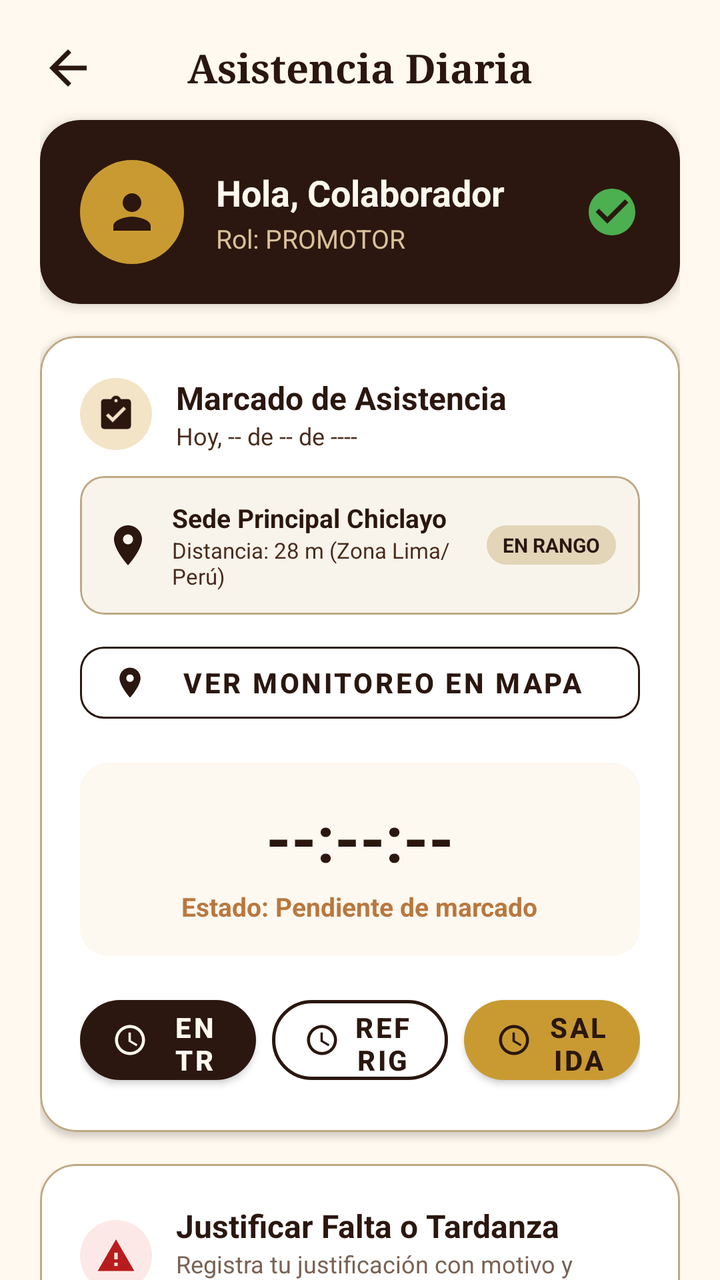
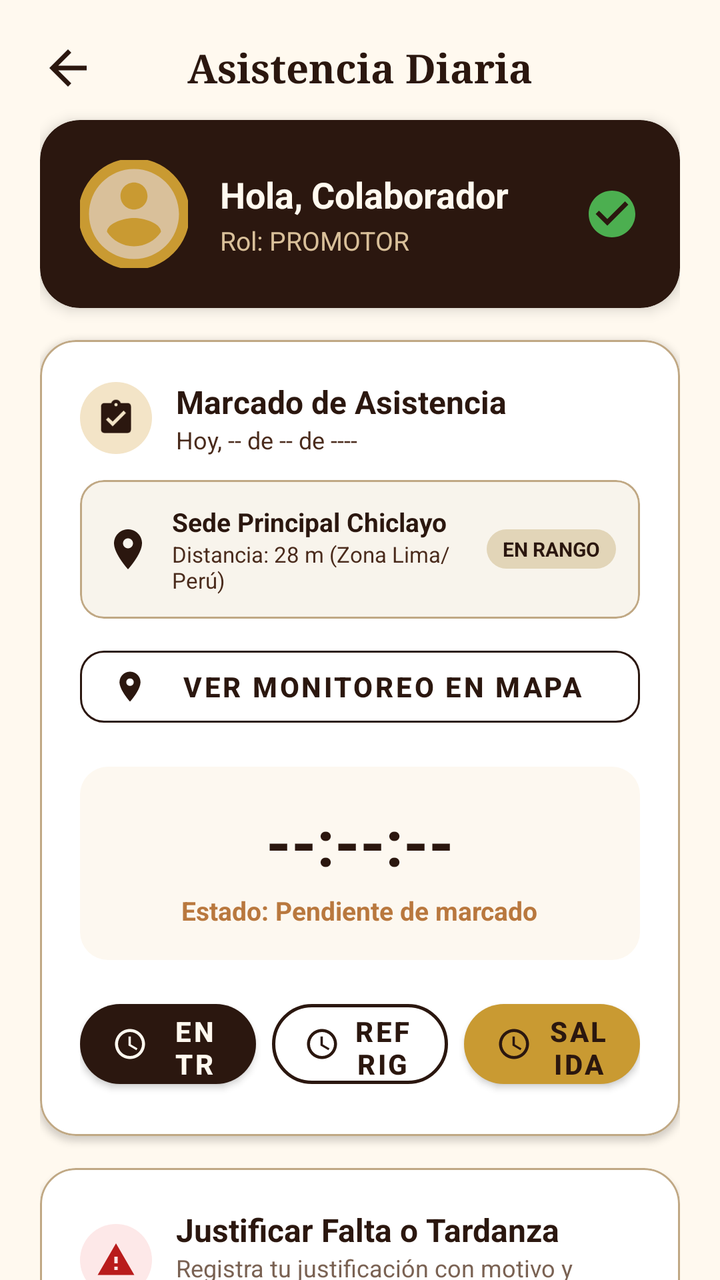

Compare the two renders of this Android layout. The source of the first and the diff that turns it into the second are given below.
<!-- AndroidManifest.xml: application theme Theme.PiccoliField -->
<!-- res/layout/fragment_asistencias.xml -->
<?xml version="1.0" encoding="utf-8"?>
<androidx.core.widget.NestedScrollView xmlns:android="http://schemas.android.com/apk/res/android"
    xmlns:app="http://schemas.android.com/apk/res-auto"
    xmlns:tools="http://schemas.android.com/tools"
    android:layout_width="match_parent"
    android:layout_height="match_parent"
    android:background="@color/marfil_suave"
    android:fillViewport="true"
    tools:context=".ui.asistencias.AsistenciasFragment">

    <LinearLayout
        android:layout_width="match_parent"
        android:layout_height="wrap_content"
        android:orientation="vertical"
        android:padding="20dp">

        
        <RelativeLayout
            android:id="@+id/toolbarHeader"
            android:layout_width="match_parent"
            android:layout_height="wrap_content"
            android:layout_marginBottom="12dp">

            <ImageView
                android:id="@+id/btnBack"
                android:layout_width="28dp"
                android:layout_height="28dp"
                android:layout_alignParentStart="true"
                android:layout_centerVertical="true"
                android:background="?attr/selectableItemBackgroundBorderless"
                android:clickable="true"
                android:contentDescription="@string/cd_back"
                android:focusable="true"
                android:src="@drawable/ic_back_arrow"
                app:tint="@color/cafe_profundo" />

            <TextView
                android:id="@+id/tvToolbarTitle"
                android:layout_width="wrap_content"
                android:layout_height="wrap_content"
                android:layout_centerInParent="true"
                android:fontFamily="serif"
                android:text="Asistencia Diaria"
                android:textColor="@color/cafe_profundo"
                android:textSize="20sp"
                android:textStyle="bold" />
        </RelativeLayout>

        
        <com.google.android.material.card.MaterialCardView
            android:layout_width="match_parent"
            android:layout_height="wrap_content"
            app:cardBackgroundColor="@color/cafe_profundo"
            app:cardCornerRadius="20dp"
            app:cardElevation="4dp"
            app:strokeWidth="0dp">

            <LinearLayout
                android:layout_width="match_parent"
                android:layout_height="wrap_content"
                android:gravity="center_vertical"
                android:orientation="horizontal"
                android:padding="20dp">

                <ImageView
                    android:layout_width="52dp"
                    android:layout_height="52dp"
                    android:background="@drawable/bg_stat_icon_circle"
                    android:backgroundTint="@color/dorado_premium"
                    android:padding="12dp"
                    android:src="@drawable/ic_person"
                    app:tint="@color/cafe_profundo"
                    tools:ignore="ContentDescription" />

                <LinearLayout
                    android:layout_width="0dp"
                    android:layout_height="wrap_content"
                    android:layout_marginStart="16dp"
                    android:layout_weight="1"
                    android:orientation="vertical">

                    <TextView
                        android:id="@+id/tvNombreColaborador"
                        android:layout_width="wrap_content"
                        android:layout_height="wrap_content"
                        android:text="Hola, Colaborador"
                        android:textColor="@color/marfil_suave"
                        android:textSize="18sp"
                        android:textStyle="bold" />

                    <TextView
                        android:id="@+id/tvRolColaborador"
                        android:layout_width="wrap_content"
                        android:layout_height="wrap_content"
                        android:layout_marginTop="2dp"
                        android:text="Rol: PROMOTOR"
                        android:textColor="@color/beige_licor"
                        android:textSize="13sp" />
                </LinearLayout>

                <ImageView
                    android:layout_width="28dp"
                    android:layout_height="28dp"
                    android:src="@drawable/ic_check_circle_green"
                    tools:ignore="ContentDescription" />
            </LinearLayout>
        </com.google.android.material.card.MaterialCardView>


        
        <com.google.android.material.card.MaterialCardView
            android:layout_width="match_parent"
            android:layout_height="wrap_content"
            android:layout_marginTop="16dp"
            app:cardBackgroundColor="@color/white"
            app:cardCornerRadius="18dp"
            app:cardElevation="2dp"
            app:strokeColor="@color/stroke_color"
            app:strokeWidth="1dp">

            <LinearLayout
                android:layout_width="match_parent"
                android:layout_height="wrap_content"
                android:orientation="vertical"
                android:padding="20dp">

                <LinearLayout
                    android:layout_width="match_parent"
                    android:layout_height="wrap_content"
                    android:gravity="center_vertical"
                    android:orientation="horizontal">

                    <ImageView
                        android:layout_width="36dp"
                        android:layout_height="36dp"
                        android:background="@drawable/bg_stat_icon_circle"
                        android:backgroundTint="#F3E4C7"
                        android:padding="8dp"
                        android:src="@drawable/ic_asistencias"
                        app:tint="@color/cafe_profundo"
                        tools:ignore="ContentDescription" />

                    <LinearLayout
                        android:layout_width="0dp"
                        android:layout_height="wrap_content"
                        android:layout_marginStart="12dp"
                        android:layout_weight="1"
                        android:orientation="vertical">

                        <TextView
                            android:layout_width="wrap_content"
                            android:layout_height="wrap_content"
                            android:text="Marcado de Asistencia"
                            android:textColor="@color/cafe_profundo"
                            android:textSize="16sp"
                            android:textStyle="bold" />

                        <TextView
                            android:id="@+id/tvFechaHoy"
                            android:layout_width="wrap_content"
                            android:layout_height="wrap_content"
                            android:text="Hoy, -- de -- de ----"
                            android:textColor="@color/chocolate"
                            android:textSize="12sp" />
                    </LinearLayout>
                </LinearLayout>

                
                <com.google.android.material.card.MaterialCardView
                    android:id="@+id/cardGeofenceInfo"
                    android:layout_width="match_parent"
                    android:layout_height="wrap_content"
                    android:layout_marginTop="12dp"
                    android:clickable="true"
                    android:focusable="true"
                    android:foreground="?android:attr/selectableItemBackground"
                    app:cardBackgroundColor="#F8F4EC"
                    app:cardCornerRadius="12dp"
                    app:cardElevation="0dp"
                    app:strokeColor="@color/stroke_color"
                    app:strokeWidth="1dp">

                    <LinearLayout
                        android:layout_width="match_parent"
                        android:layout_height="wrap_content"
                        android:gravity="center_vertical"
                        android:orientation="horizontal"
                        android:padding="12dp">

                        <ImageView
                            android:layout_width="24dp"
                            android:layout_height="24dp"
                            android:src="@drawable/ic_location_pin"
                            app:tint="@color/cafe_profundo"
                            tools:ignore="ContentDescription" />

                        <LinearLayout
                            android:layout_width="0dp"
                            android:layout_height="wrap_content"
                            android:layout_marginStart="10dp"
                            android:layout_weight="1"
                            android:orientation="vertical">

                            <TextView
                                android:layout_width="wrap_content"
                                android:layout_height="wrap_content"
                                android:text="Sede Principal Chiclayo"
                                android:textColor="@color/cafe_profundo"
                                android:textSize="13sp"
                                android:textStyle="bold" />

                            <TextView
                                android:id="@+id/tvDistanciaSede"
                                android:layout_width="wrap_content"
                                android:layout_height="wrap_content"
                                android:text="Distancia: 28 m (Zona Lima/Perú)"
                                android:textColor="@color/chocolate"
                                android:textSize="11sp" />
                        </LinearLayout>

                        <TextView
                            android:id="@+id/tvGeofenceBadge"
                            android:layout_width="wrap_content"
                            android:layout_height="wrap_content"
                            android:background="@drawable/bg_badge_on_time"
                            android:paddingHorizontal="8dp"
                            android:paddingVertical="3dp"
                            android:text="EN RANGO"
                            android:textColor="@color/status_on_time_text"
                            android:textSize="10sp"
                            android:textStyle="bold" />
                    </LinearLayout>
                </com.google.android.material.card.MaterialCardView>

                
                <com.google.android.material.button.MaterialButton
                    android:id="@+id/btnVerMapaMonitoreo"
                    style="@style/Widget.Piccoli.Button.Outlined"
                    android:layout_width="match_parent"
                    android:layout_height="48dp"
                    android:layout_marginTop="10dp"
                    android:text="Ver Monitoreo en Mapa"
                    android:textColor="@color/cafe_profundo"
                    app:cornerRadius="12dp"
                    app:icon="@drawable/ic_location_pin"
                    app:iconTint="@color/cafe_profundo"
                    app:strokeColor="@color/cafe_profundo"
                    app:strokeWidth="1dp" />

                
                <LinearLayout
                    android:layout_width="match_parent"
                    android:layout_height="wrap_content"
                    android:layout_marginTop="16dp"
                    android:background="@drawable/bg_badge_permission"
                    android:backgroundTint="#FDF8F0"
                    android:gravity="center"
                    android:orientation="vertical"
                    android:padding="16dp">

                    <TextView
                        android:id="@+id/tvHoraReloj"
                        android:layout_width="wrap_content"
                        android:layout_height="wrap_content"
                        android:text="--:--:--"
                        android:textColor="@color/cafe_profundo"
                        android:textSize="32sp"
                        android:textStyle="bold" />

                    <TextView
                        android:id="@+id/tvEstadoHoy"
                        android:layout_width="wrap_content"
                        android:layout_height="wrap_content"
                        android:layout_marginTop="4dp"
                        android:text="Estado: Pendiente de marcado"
                        android:textColor="@color/caramelo"
                        android:textSize="13sp"
                        android:textStyle="bold" />
                </LinearLayout>

                
                <LinearLayout
                    android:layout_width="match_parent"
                    android:layout_height="wrap_content"
                    android:layout_marginTop="16dp"
                    android:orientation="horizontal">

                    <com.google.android.material.button.MaterialButton
                        android:id="@+id/btnMarcarEntrada"
                        style="@style/Widget.Piccoli.Button.Primary"
                        android:layout_width="0dp"
                        android:layout_height="52dp"
                        android:layout_marginEnd="4dp"
                        android:layout_weight="1"
                        android:text="Entrada"
                        app:icon="@drawable/ic_clock"
                        app:iconTint="@color/marfil_suave" />

                    <com.google.android.material.button.MaterialButton
                        android:id="@+id/btnMarcarRefrigerio"
                        style="@style/Widget.Piccoli.Button.Outlined"
                        android:layout_width="0dp"
                        android:layout_height="52dp"
                        android:layout_marginHorizontal="4dp"
                        android:layout_weight="1"
                        android:text="Refrigerio"
                        app:icon="@drawable/ic_clock"
                        app:iconTint="@color/cafe_profundo" />

                    <com.google.android.material.button.MaterialButton
                        android:id="@+id/btnMarcarSalida"
                        style="@style/Widget.Piccoli.Button.Accent"
                        android:layout_width="0dp"
                        android:layout_height="52dp"
                        android:layout_marginStart="4dp"
                        android:layout_weight="1"
                        android:text="Salida"
                        app:icon="@drawable/ic_clock"
                        app:iconTint="@color/cafe_profundo" />
                </LinearLayout>
            </LinearLayout>
        </com.google.android.material.card.MaterialCardView>


        
        <com.google.android.material.card.MaterialCardView
            android:layout_width="match_parent"
            android:layout_height="wrap_content"
            android:layout_marginTop="16dp"
            app:cardBackgroundColor="@color/white"
            app:cardCornerRadius="18dp"
            app:cardElevation="2dp"
            app:strokeColor="@color/stroke_color"
            app:strokeWidth="1dp">

            <LinearLayout
                android:layout_width="match_parent"
                android:layout_height="wrap_content"
                android:orientation="vertical"
                android:padding="20dp">

                <LinearLayout
                    android:layout_width="match_parent"
                    android:layout_height="wrap_content"
                    android:gravity="center_vertical"
                    android:orientation="horizontal">

                    <ImageView
                        android:layout_width="36dp"
                        android:layout_height="36dp"
                        android:background="@drawable/bg_stat_icon_circle"
                        android:backgroundTint="#FDE8E8"
                        android:padding="8dp"
                        android:src="@drawable/ic_warning_alert"
                        app:tint="#B91C1C"
                        tools:ignore="ContentDescription" />

                    <LinearLayout
                        android:layout_width="0dp"
                        android:layout_height="wrap_content"
                        android:layout_marginStart="12dp"
                        android:layout_weight="1"
                        android:orientation="vertical">

                        <TextView
                            android:layout_width="wrap_content"
                            android:layout_height="wrap_content"
                            android:text="Justificar Falta o Tardanza"
                            android:textColor="@color/cafe_profundo"
                            android:textSize="16sp"
                            android:textStyle="bold" />

                        <TextView
                            android:layout_width="wrap_content"
                            android:layout_height="wrap_content"
                            android:text="Registra tu justificación con motivo y comprobante."
                            android:textColor="@color/color_text_muted"
                            android:textSize="12sp" />
                    </LinearLayout>
                </LinearLayout>

                
                <com.google.android.material.button.MaterialButton
                    android:id="@+id/btnAbrirJustificacionBS"
                    style="@style/Widget.Piccoli.Button.Primary"
                    android:layout_width="match_parent"
                    android:layout_height="50dp"
                    android:layout_marginTop="16dp"
                    android:text="Registrar Justificación"
                    app:cornerRadius="12dp"
                    app:icon="@drawable/ic_warning_alert"
                    app:iconTint="@color/marfil_suave" />

            </LinearLayout>
        </com.google.android.material.card.MaterialCardView>


        
        <com.google.android.material.card.MaterialCardView
            android:id="@+id/cardEstadoJustificacion"
            android:layout_width="match_parent"
            android:layout_height="wrap_content"
            android:layout_marginTop="16dp"
            android:layout_marginBottom="24dp"
            android:visibility="gone"
            app:cardBackgroundColor="#FFF8E7"
            app:cardCornerRadius="16dp"
            app:cardElevation="1dp"
            app:strokeColor="@color/dorado_premium"
            app:strokeWidth="1dp"
            tools:visibility="visible">

            <LinearLayout
                android:layout_width="match_parent"
                android:layout_height="wrap_content"
                android:orientation="vertical"
                android:padding="16dp">

                <TextView
                    android:layout_width="wrap_content"
                    android:layout_height="wrap_content"
                    android:text="Última Justificación Enviada"
                    android:textColor="@color/cafe_profundo"
                    android:textSize="14sp"
                    android:textStyle="bold" />

                <TextView
                    android:id="@+id/tvMotivoResumen"
                    android:layout_width="wrap_content"
                    android:layout_height="wrap_content"
                    android:layout_marginTop="4dp"
                    android:text="Motivo: Salud / Cita Médica"
                    android:textColor="@color/chocolate"
                    android:textSize="13sp" />

                <TextView
                    android:id="@+id/tvDetalleResumen"
                    android:layout_width="wrap_content"
                    android:layout_height="wrap_content"
                    android:layout_marginTop="2dp"
                    android:text="Detalle: Se adjuntará el descanso médico correspondiente."
                    android:textColor="@color/color_text_muted"
                    android:textSize="12sp" />

                <TextView
                    android:id="@+id/tvEstadoJustificacionBadge"
                    android:layout_width="wrap_content"
                    android:layout_height="wrap_content"
                    android:layout_marginTop="8dp"
                    android:background="@drawable/bg_badge_permission"
                    android:paddingHorizontal="10dp"
                    android:paddingVertical="4dp"
                    android:text="ENVIADA - PENDIENTE DE REVISIÓN"
                    android:textColor="@color/status_permission_text"
                    android:textSize="11sp"
                    android:textStyle="bold" />
            </LinearLayout>
        </com.google.android.material.card.MaterialCardView>

    </LinearLayout>
</androidx.core.widget.NestedScrollView>
<!-- resources referenced by this layout -->
<resources>
  <color name="beige_licor">#D9C09A</color>
  <color name="cafe_profundo">#2B170F</color>
  <color name="caramelo">#B9783E</color>
  <color name="chocolate">#4A2B1C</color>
  <color name="color_text_muted">#7A6253</color>
  <color name="dorado_premium">#C99A32</color>
  <color name="marfil_suave">#FFF9EF</color>
  <color name="status_on_time_text">#2B170F</color>
  <color name="status_permission_text">#FFF9EF</color>
  <color name="stroke_color">#C0A884</color>
  <color name="white">#FFFFFFFF</color>
  <!-- drawable bg_badge_on_time (drawable) -->
  <?xml version="1.0" encoding="utf-8"?>
  <shape xmlns:android="http://schemas.android.com/apk/res/android"
      android:shape="rectangle">
      <solid android:color="@color/status_on_time_bg" />
      <corners android:radius="14dp" />
  </shape>
  <!-- drawable bg_badge_permission (drawable) -->
  <?xml version="1.0" encoding="utf-8"?>
  <shape xmlns:android="http://schemas.android.com/apk/res/android"
      android:shape="rectangle">
      <solid android:color="@color/status_permission_bg" />
      <corners android:radius="14dp" />
  </shape>
  <!-- drawable bg_stat_icon_circle (drawable) -->
  <?xml version="1.0" encoding="utf-8"?>
  <shape xmlns:android="http://schemas.android.com/apk/res/android"
      android:shape="oval">
      <solid android:color="#F3E4C7" />
  </shape>
  <!-- drawable ic_back_arrow (drawable) -->
  <vector xmlns:android="http://schemas.android.com/apk/res/android"
      android:width="24dp"
      android:height="24dp"
      android:viewportWidth="24"
      android:viewportHeight="24">
    <path
        android:fillColor="#2B170F"
        android:pathData="M20,11H7.83l5.59,-5.59L12,4l-8,8 8,8 1.41,-1.41L7.83,13H20v-2z"/>
  </vector>
  <!-- drawable ic_person (drawable) -->
  <?xml version="1.0" encoding="utf-8"?>
  <vector xmlns:android="http://schemas.android.com/apk/res/android"
      android:width="24dp"
      android:height="24dp"
      android:viewportWidth="24"
      android:viewportHeight="24">
      <path
          android:fillColor="#4A2B1C"
          android:pathData="M12,12c2.21,0 4,-1.79 4,-4s-1.79,-4 -4,-4 -4,1.79 -4,4 1.79,4 4,4zM12,14c-2.67,0 -8,1.34 -8,4v2h16v-2c0,-2.66 -5.33,-4 -8,-4z"/>
  </vector>
  <!-- drawable ic_warning_alert (drawable) -->
  <vector xmlns:android="http://schemas.android.com/apk/res/android"
      android:width="24dp"
      android:height="24dp"
      android:viewportWidth="24"
      android:viewportHeight="24">
    <path
        android:fillColor="#B9783E"
        android:pathData="M1,21h22L12,2 1,21zm12,-3h-2v-2h2v2zm0,-4h-2v-4h2v4z"/>
  </vector>
  <string name="cd_back">Volver</string>
  <style name="Widget.Piccoli.Button.Accent" parent="Widget.MaterialComponents.Button">
          <item name="backgroundTint">@color/dorado_premium</item>
          <item name="android:textColor">@color/cafe_profundo</item>
          <item name="cornerRadius">24dp</item>
          <item name="android:textSize">@dimen/text_size_body</item>
          <item name="android:textStyle">bold</item>
      </style>
  <style name="Widget.Piccoli.Button.Primary" parent="Widget.MaterialComponents.Button">
          <item name="backgroundTint">@color/cafe_profundo</item>
          <item name="android:textColor">@color/marfil_suave</item>
          <item name="cornerRadius">24dp</item>
          <item name="android:textSize">@dimen/text_size_body</item>
          <item name="android:textStyle">bold</item>
      </style>
  <style name="Theme.PiccoliField" parent="Base.Theme.PiccoliField" />
  <color name="status_on_time_bg">#E2D5B8</color>
  <color name="status_permission_bg">#8C7A6B</color>
  <dimen name="text_size_body">14sp</dimen>
  <style name="Base.Theme.PiccoliField" parent="Theme.Material3.DayNight.NoActionBar">
          
          
      </style>
  <!-- unchanged entries left out for length: 5 -->
</resources>

<!-- the commit's change to res/layout/fragment_asistencias.xml (unified diff, before → after) -->
@@ -62,14 +62,17 @@
                 android:orientation="horizontal"
                 android:padding="20dp">
 
-                <ImageView
-                    android:layout_width="52dp"
-                    android:layout_height="52dp"
+                <com.google.android.material.imageview.ShapeableImageView
+                    android:id="@+id/ivFotoColaboradorHeader"
+                    android:layout_width="54dp"
+                    android:layout_height="54dp"
                     android:background="@drawable/bg_stat_icon_circle"
                     android:backgroundTint="@color/dorado_premium"
-                    android:padding="12dp"
-                    android:src="@drawable/ic_person"
-                    app:tint="@color/cafe_profundo"
+                    android:scaleType="centerCrop"
+                    app:shapeAppearanceOverlay="@style/ShapeAppearanceOverlay.App.CornerSize50Percent"
+                    app:srcCompat="@drawable/ic_avatar_placeholder"
+                    app:strokeColor="@color/dorado_premium"
+                    app:strokeWidth="1.5dp"
                     tools:ignore="ContentDescription" />
 
                 <LinearLayout
<!-- resource entries referenced after the edit -->
@@ -31,6 +31,16 @@
       android:shape="oval">
       <solid android:color="#F3E4C7" />
   </shape>
+  <!-- drawable ic_avatar_placeholder (drawable) -->
+  <vector xmlns:android="http://schemas.android.com/apk/res/android"
+      android:width="48dp"
+      android:height="48dp"
+      android:viewportWidth="24"
+      android:viewportHeight="24">
+    <path
+        android:fillColor="#D9C09A"
+        android:pathData="M12,2C6.48,2 2,6.48 2,12s4.48,10 10,10 10,-4.48 10,-10S17.52,2 12,2zm0,3c1.66,0 3,1.34 3,3s-1.34,3 -3,3 -3,-1.34 -3,-3 1.34,-3 3,-3zm0,14.2c-2.5,0 -4.71,-1.28 -6,-3.22 0.03,-1.99 4,-3.08 6,-3.08 1.99,0 5.97,1.09 6,3.08 -1.29,1.94 -3.5,3.22 -6,3.22z"/>
+  </vector>
   <!-- drawable ic_back_arrow (drawable) -->
   <vector xmlns:android="http://schemas.android.com/apk/res/android"
       android:width="24dp"
@@ -40,17 +50,6 @@
     <path
         android:fillColor="#2B170F"
         android:pathData="M20,11H7.83l5.59,-5.59L12,4l-8,8 8,8 1.41,-1.41L7.83,13H20v-2z"/>
-  </vector>
-  <!-- drawable ic_person (drawable) -->
-  <?xml version="1.0" encoding="utf-8"?>
-  <vector xmlns:android="http://schemas.android.com/apk/res/android"
-      android:width="24dp"
-      android:height="24dp"
-      android:viewportWidth="24"
-      android:viewportHeight="24">
-      <path
-          android:fillColor="#4A2B1C"
-          android:pathData="M12,12c2.21,0 4,-1.79 4,-4s-1.79,-4 -4,-4 -4,1.79 -4,4 1.79,4 4,4zM12,14c-2.67,0 -8,1.34 -8,4v2h16v-2c0,-2.66 -5.33,-4 -8,-4z"/>
   </vector>
   <!-- drawable ic_warning_alert (drawable) -->
   <vector xmlns:android="http://schemas.android.com/apk/res/android"
@@ -63,6 +62,9 @@
         android:pathData="M1,21h22L12,2 1,21zm12,-3h-2v-2h2v2zm0,-4h-2v-4h2v4z"/>
   </vector>
   <string name="cd_back">Volver</string>
+  <style name="ShapeAppearanceOverlay.App.CornerSize50Percent" parent="">
+          <item name="cornerSize">50%</item>
+      </style>
   <style name="Widget.Piccoli.Button.Accent" parent="Widget.MaterialComponents.Button">
           <item name="backgroundTint">@color/dorado_premium</item>
           <item name="android:textColor">@color/cafe_profundo</item>
